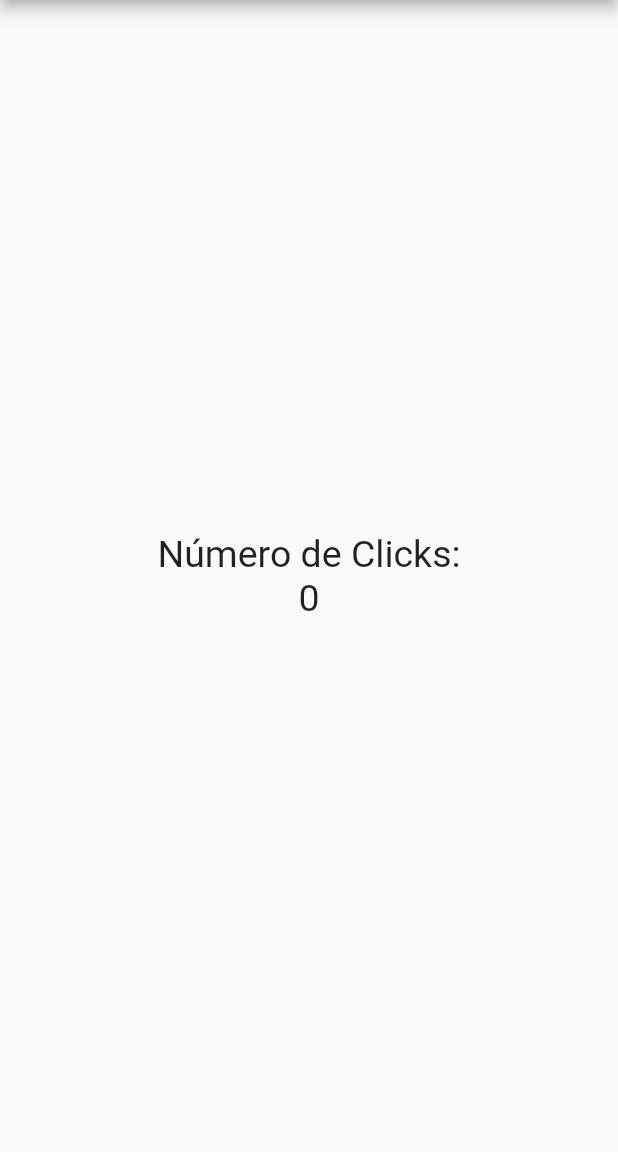
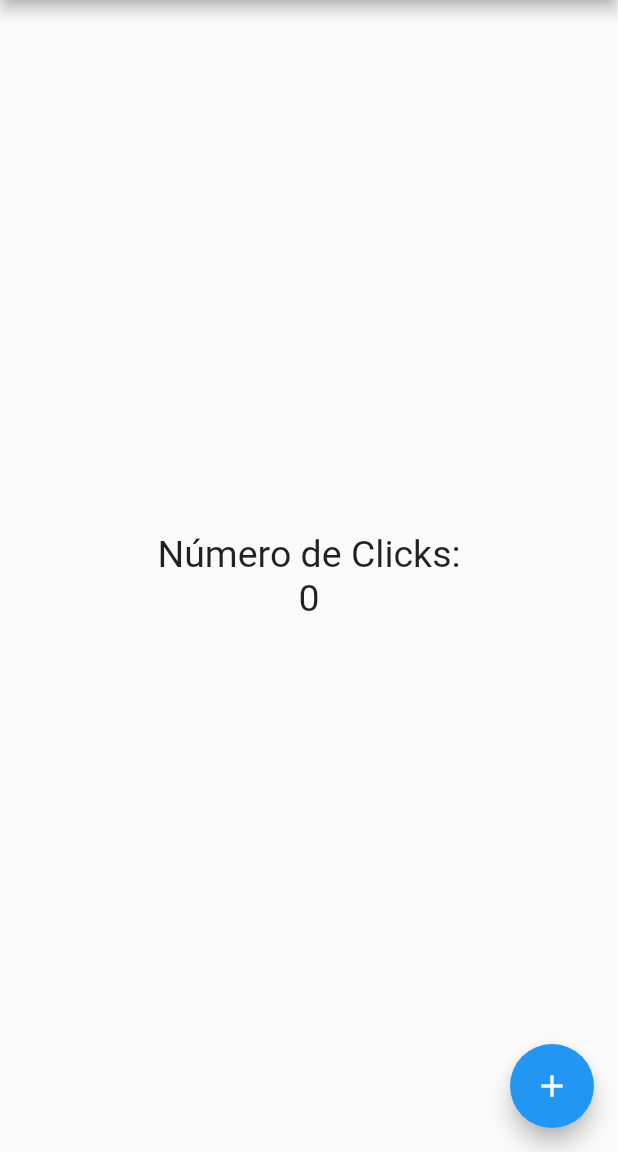
Before and after one commit to VicenteJSP/exampleFlutter, a Flutter app: the screen it shows after launch, on a phone screen of 412 x 824 dp, the part 84-1236 px from its top. Run offline on Flutter 3.47's test engine with Material 2 defaults, Android fonts, the phone set to English and light mode, and no system bars.

```diff
--- a/contador/lib/src/pages/home_page.dart
+++ b/contador/lib/src/pages/home_page.dart
@@ -20,6 +20,13 @@ class HomePage extends StatelessWidget {
           mainAxisAlignment: MainAxisAlignment.center,
         ),
       ),
+      floatingActionButton: FloatingActionButton(
+        child: Icon(Icons.add),
+        onPressed: () {
+          print('Hola desde el boton');
+        },
+
+      ),
     );
   }
 }
```
